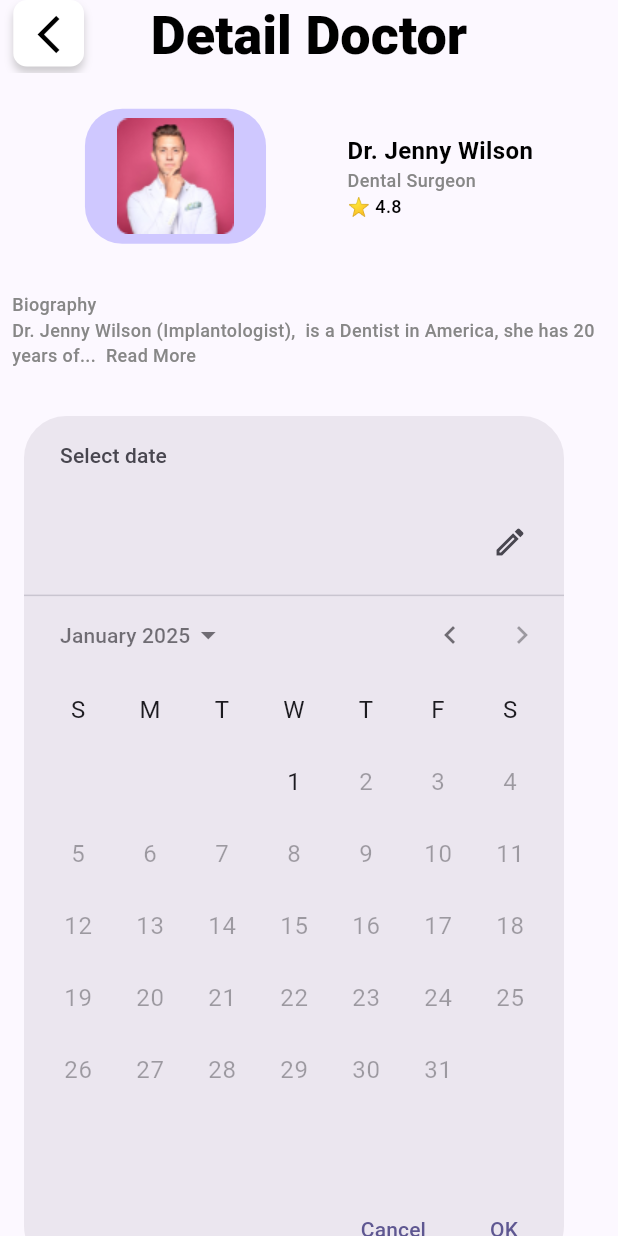
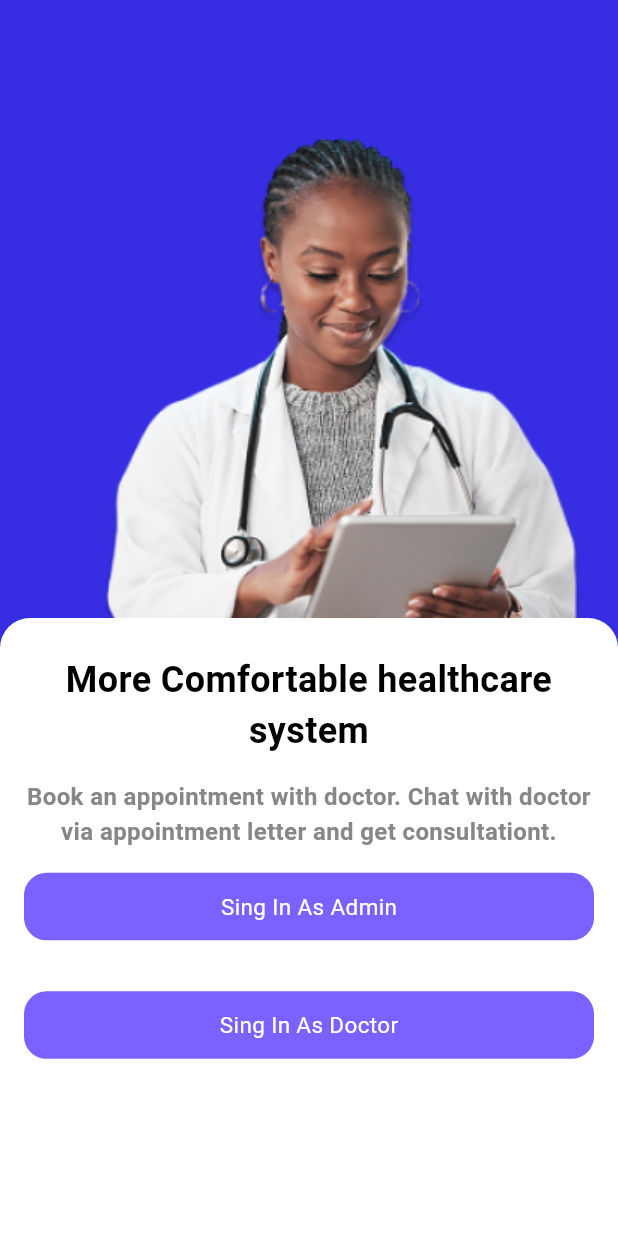
Before and after one commit to Nde-Dilan/hospital-managment-app, a Flutter app: the screen it shows after launch, on a phone screen of 412 x 824 dp. Run offline on Flutter 3.47's test engine with Material 3 defaults, Android fonts, the phone set to English and light mode, and no system bars; our stand-ins replace flutter_svg, go_router, icons_plus.

Commit message:
Am done with patient UI and am starting the doctor's UI

```diff
--- a/lib/main.dart
+++ b/lib/main.dart
@@ -4,6 +4,7 @@ import 'package:hospital_managment_app/screens/appointments/current_appointments
 import 'package:hospital_managment_app/screens/appointments/set_appointments_page.dart';
 import 'package:hospital_managment_app/screens/auth/signin_screen.dart';
 import 'package:hospital_managment_app/screens/auth/signup_screen.dart';
+import 'package:hospital_managment_app/screens/doctor/welcome_page.dart';
 import 'package:hospital_managment_app/screens/lab/lab_results_page.dart';
 import 'package:hospital_managment_app/screens/lab/lab_test_page.dart';
 import 'package:hospital_managment_app/screens/appointments/appointments.dart';
@@ -65,12 +66,7 @@ class MyApp extends StatelessWidget {
   static final _router = GoRouter(routes: <RouteBase>[
     GoRoute(
       path: '/',
-      builder: (BuildContext context, GoRouterState state) =>
-          const SetAppointmentPage(
-        name: 'Dr. Jenny Wilson',
-        speciality: 'Dental Surgeon',
-        rating: '4.8',
-      ),
+      builder: (BuildContext context, GoRouterState state) => const WelcomeDoctor(),
     ),
     GoRoute(
         path: '/auth',
@@ -88,10 +84,25 @@ class MyApp extends StatelessWidget {
           ),
         ]),
     GoRoute(
-        path: "/home",
-        builder: (BuildContext context, GoRouterState state) =>
-            const HomePage(),
+        path: "/home/:isDoctor",
+        builder: (BuildContext context, GoRouterState state){
+
+          _log.info("This is the value of extra: ${state.pathParameters['isDoctor']}");
+
+
+          final bool isDoctor = bool.parse(state.pathParameters['isDoctor']!);
+            return  HomePage(isDoctor:isDoctor);
+        },
         routes: [
+          GoRoute(
+            path: "set-appointment",
+            builder: (BuildContext context, GoRouterState state) =>
+                const SetAppointmentPage(
+              name: 'Dr. Jenny Wilson',
+              speciality: 'Dental Surgeon',
+              rating: '4.8',
+            ),
+          ),
           GoRoute(
             path: "notifications",
             builder: (BuildContext context, GoRouterState state) =>
--- /dev/null
+++ b/lib/screens/doctor/welcome_page.dart
@@ -0,0 +1,79 @@
+import 'package:flutter/material.dart';
+import 'package:go_router/go_router.dart';
+import 'package:hospital_managment_app/styles/palette.dart';
+import 'package:hospital_managment_app/widgets/custom_button.dart';
+import 'package:provider/provider.dart';
+
+class WelcomeDoctor extends StatelessWidget {
+  const WelcomeDoctor({super.key});
+
+  @override
+  Widget build(BuildContext context) {
+    final Size size = MediaQuery.of(context).size;
+    final palette = context.watch<Palette>();
+
+    return Scaffold(
+      backgroundColor: palette.welcomeBack,
+      body: Stack(children: [
+        Positioned(
+            right: size.width * 0.05,
+            top: size.width * 0.185,
+            child: Image.asset("assets/images/doctor-femme.png"))
+      ]),
+      bottomSheet: Container(
+        height: size.width,
+        padding: const EdgeInsets.all(16.0),
+        decoration: const BoxDecoration(
+          color: Colors.white,
+          borderRadius: BorderRadius.only(
+            topLeft: Radius.circular(20.0),
+            topRight: Radius.circular(20.0),
+          ),
+        ),
+        child: Column(
+          mainAxisSize: MainAxisSize.min,
+          children: [
+            Padding(
+              padding: const EdgeInsets.all(8.0),
+              child: Text(
+                textAlign: TextAlign.center,
+                'More Comfortable healthcare system',
+                style: TextStyle(
+                  color: palette.textDark,
+                  fontWeight: FontWeight.bold,
+                  fontSize: 24.0,
+                ),
+              ),
+            ),
+            SizedBox(height: size.width * 0.019),
+            Text(
+              textAlign: TextAlign.center,
+              'Book an appointment with doctor. Chat with doctor via appointment letter and get consultationt.',
+              style: TextStyle(
+                color: palette.textFade,
+                fontWeight: FontWeight.bold,
+                fontSize: 16.0,
+              ),
+            ),
+            SizedBox(height: size.width * 0.039),
+            CustomButton(
+              text: "Sing In As Admin",
+              radius: 15,
+             onTap: () {
+                GoRouter.of(context).go("/home/true");
+              }
+            ),
+            SizedBox(height: size.width * 0.082509),
+            CustomButton(
+              text: "Sing In As Doctor",
+              radius: 15,
+              onTap: () {
+                GoRouter.of(context).go("/home/true");
+              },
+            ),
+          ],
+        ),
+      ),
+    );
+  }
+}
--- a/lib/styles/palette.dart
+++ b/lib/styles/palette.dart
@@ -25,4 +25,5 @@ class Palette {
   Color get orange => const Color(0xffFF7900);
   Color get badge => const Color(0xfFCFC8FF);
   Color get doctorBack => const Color(0xfFCFC8FF);
+  Color get welcomeBack => const Color(0xff372ee4);
 }
--- a/lib/widgets/bottom_nav_bar.dart
+++ b/lib/widgets/bottom_nav_bar.dart
@@ -40,7 +40,7 @@ class _CustomBottomNavBarState extends State<CustomBottomNavBar> {
               onPressed: () {
                 setState(() {
                   currentTab = 1;
-                  GoRouter.of(context).go("/home");
+                  GoRouter.of(context).go("/home/");
                 });
               },
               isActive: currentTab == 1 ? true : false,
```
Also changed, not shown: lib/screens/appointments/set_appointments_page.dart (+121 -6 lines), lib/screens/home/home_page.dart (+20 -12 lines), lib/utils/doctor_hours.dart (added, +38 -0 lines), lib/widgets/clendar_widget.dart (added, +29 -0 lines), assets/icons/bio.png (added), assets/icons/bio.svg (added), assets/icons/health.png (added), assets/icons/health.svg (added), assets/images/doctor-femme.png (added).
